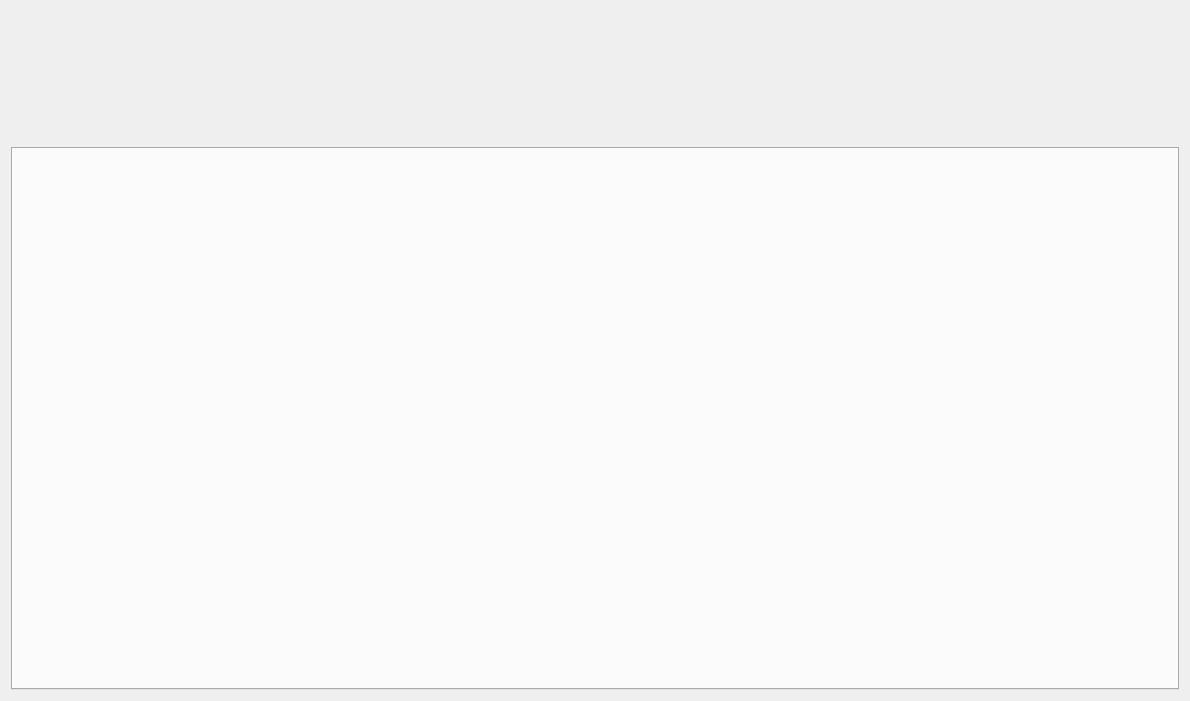
The window that LenovoLegion/LenovoLegion-Application/ToolBarHomeWidget.ui (bolekjar/LenovoLegion) describes before a commit, drawn with Qt 5.
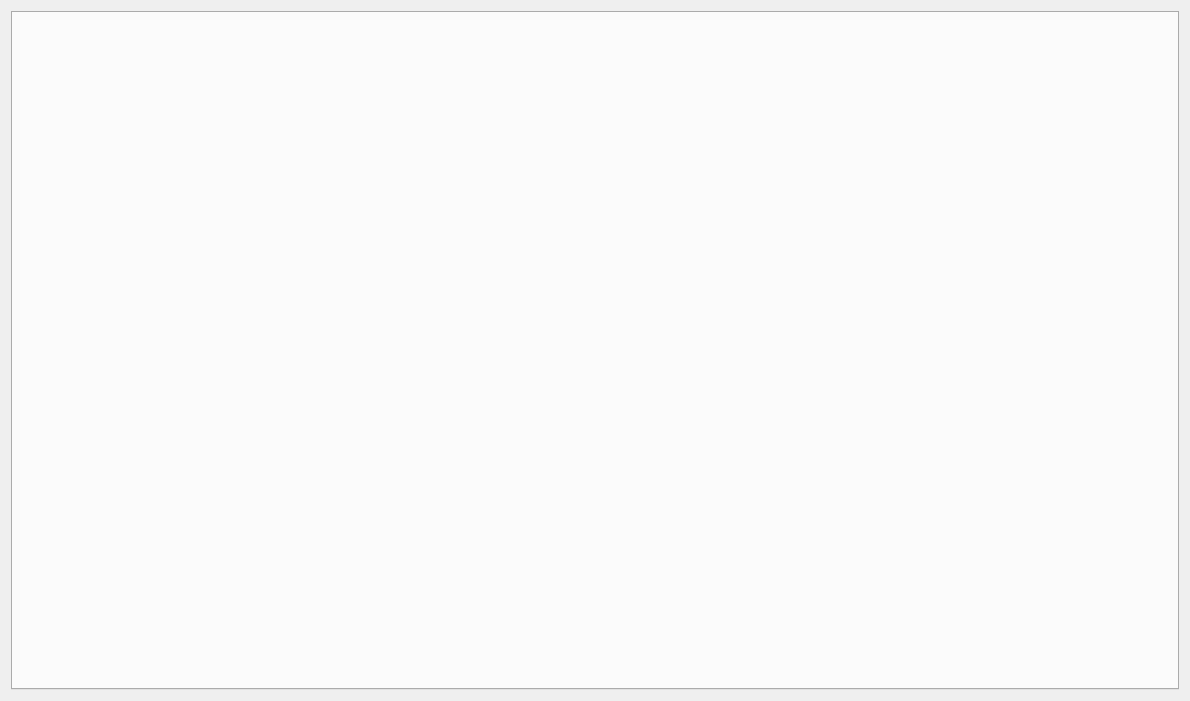
The same window after the commit.

```diff
--- a/LenovoLegion/LenovoLegion-Application/ToolBarHomeWidget.ui
+++ b/LenovoLegion/LenovoLegion-Application/ToolBarHomeWidget.ui
@@ -25,7 +25,7 @@
       <layout class="QVBoxLayout" name="verticalLayout_PowerProfiles"/>
      </item>
      <item>
-      <layout class="QVBoxLayout" name="verticalLayout" stretch="20,80">
+      <layout class="QVBoxLayout" name="verticalLayout" stretch="0,0">
        <property name="sizeConstraint">
         <enum>QLayout::SizeConstraint::SetDefaultConstraint</enum>
        </property>
```
